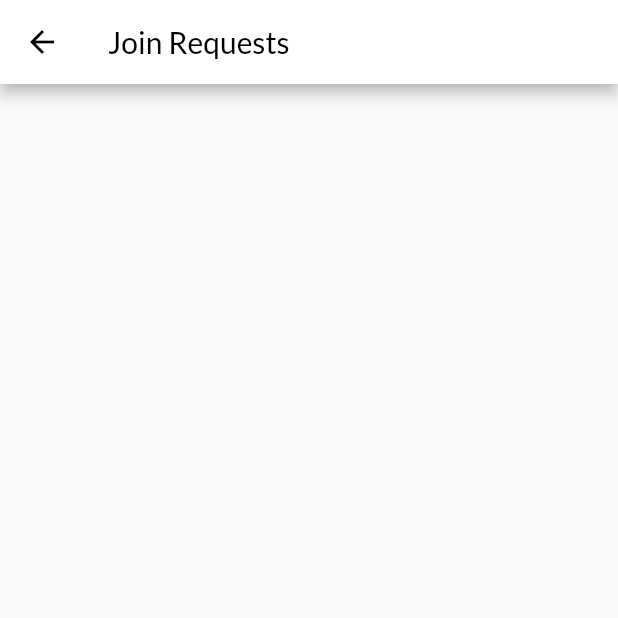
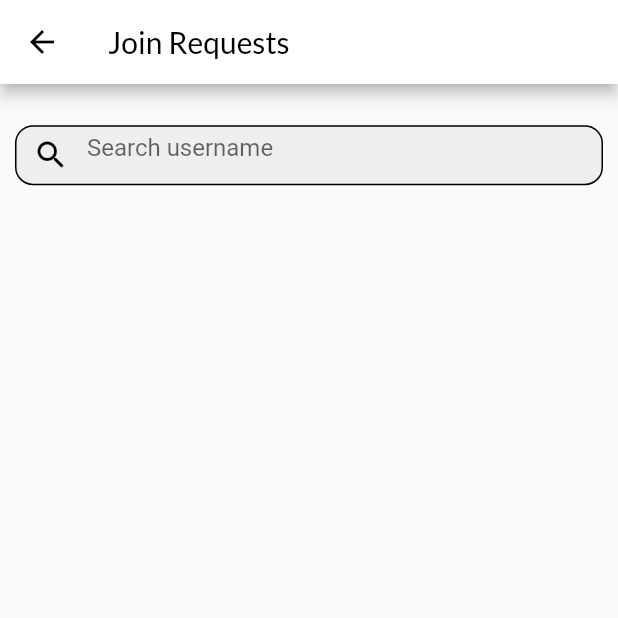
Before and after one commit to Flocktale/ui, a Flutter app: the ClubJoinRequests screen opened directly, on a phone screen of 412 x 824 dp, the top half of it. Run offline on Flutter 3.47's test engine with Material 2 defaults, Android fonts, the light colour scheme and no system bars; our stand-ins replace animated_text_kit, built_collection, built_value, chopper, firebase_messaging, flutter_secure_storage and 7 more; missing offline and left inert: agora_handler, amazon_cognito_identity_dart_2; accounts and stored records are empty; generated files the repository leaves out were written again.

Commit message:
Search UI added in JoinRequest Page

```diff
--- a/lib/pages/ClubJoinRequests.dart
+++ b/lib/pages/ClubJoinRequests.dart
@@ -14,6 +14,7 @@ class ClubJoinRequests extends StatefulWidget {
 
 class _ClubJoinRequestsState extends State<ClubJoinRequests> {
   BuiltActiveJoinRequests joinRequests;
+  bool isLoading = false;
   getJoinRequests() async {
     final service = Provider.of<DatabaseApiService>(context, listen: false);
     final authToken = Provider.of<UserData>(context, listen: false).authToken;
@@ -40,6 +41,31 @@ class _ClubJoinRequestsState extends State<ClubJoinRequests> {
     setState(() {});
   }
 
+  _fetchMoreJRData(){
+
+  }
+
+  Widget searchBar() {
+    return Container(
+      height: 40,
+      margin: EdgeInsets.fromLTRB(10, 0, 10, 0),
+      child: TextField(
+        decoration: InputDecoration(
+            prefixIcon: Icon(
+              Icons.search,
+              color: Colors.black,
+            ),
+            fillColor: Colors.grey[200],
+            hintText: 'Search username',
+            filled: true,
+            enabledBorder: OutlineInputBorder(
+                borderRadius: BorderRadius.all(Radius.circular(12.0)),
+                borderSide: BorderSide(color: Colors.black, width: 1.0)),
+            focusedBorder: OutlineInputBorder(
+                borderSide: BorderSide(color: Colors.black, width: 2.0))),
+      ),
+    );
+  }
   @override
   void initState() {
     getJoinRequests();
@@ -62,7 +88,21 @@ class _ClubJoinRequestsState extends State<ClubJoinRequests> {
         iconTheme: IconThemeData(color: Colors.black),
         backgroundColor: Colors.white,
       ),
-      body: Container(
+      body: Column(
+        children: [
+          SizedBox(height: size.height/30,),
+          searchBar(),
+          SizedBox(height: size.height/30,),
+          Expanded(
+            child: NotificationListener<ScrollNotification>(
+              onNotification: (ScrollNotification scrollInfo) {
+                if (scrollInfo.metrics.pixels ==
+                    scrollInfo.metrics.maxScrollExtent) {
+                  _fetchMoreJRData();
+                  isLoading = true;
+                }
+                return true;
+              },
               child: joinRequests != null &&
                       joinRequests.activeJoinRequestUsers != null
                   ? ListView.builder(
@@ -124,6 +164,9 @@ class _ClubJoinRequestsState extends State<ClubJoinRequests> {
                       })
                   : Container(height: 0),
             ),
+          ),
+        ],
+      ),
     ));
   }
 }
```
Lines whose indentation alone changed are shown as unchanged.
